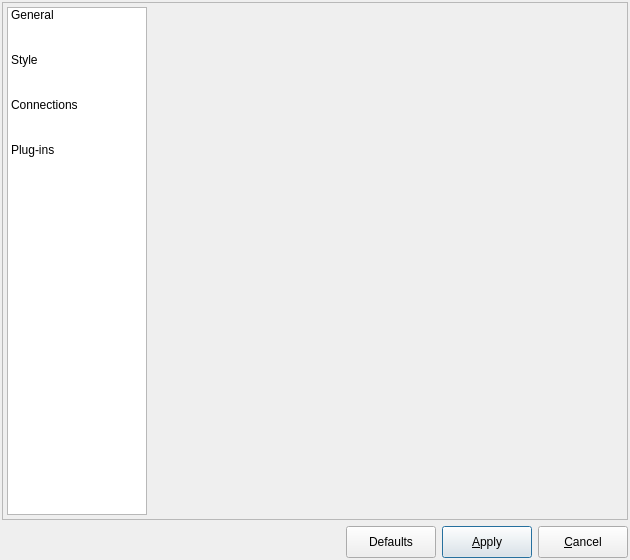
First picture: the form in libpgmodeler_ui/ui/configurationform.ui, repository pgmodeler/pgmodeler, before the edit.
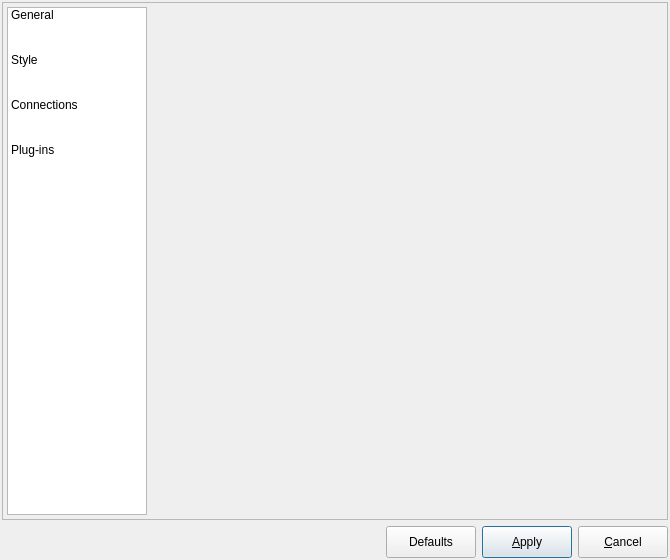
Second picture: the form after the edit. Icons and pictures are not drawn.

```diff
--- a/libpgmodeler_ui/ui/configurationform.ui
+++ b/libpgmodeler_ui/ui/configurationform.ui
@@ -9,7 +9,7 @@
    <rect>
     <x>0</x>
     <y>0</y>
-    <width>630</width>
+    <width>670</width>
     <height>560</height>
    </rect>
   </property>
@@ -21,7 +21,7 @@
   </property>
   <property name="minimumSize">
    <size>
-    <width>630</width>
+    <width>670</width>
     <height>560</height>
    </size>
   </property>
```
